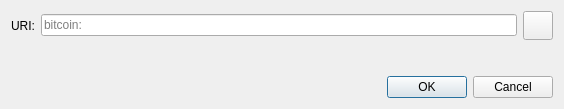
Old version of the form src/qt/forms/openuridialog.ui in the repository choikj7007-ai/croncoin-source.
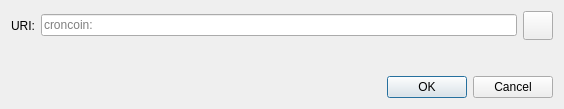
New version of the form. Icons and pictures are not drawn. Custom widgets are drawn as their Qt base class.

Commit message:
Rebrand all remaining Bitcoin references to CronCoin across entire codebase
- Replace bitcoin/Bitcoin/BITCOIN with croncoin/CronCoin/CRONCOIN in all
  source code, scripts, CI, documentation, and config files
- Rename files with bitcoin in their names (completions, tests, resources)
- Preserve secp256k1 external library as-is

Patch:
```diff
--- a/src/qt/forms/openuridialog.ui
+++ b/src/qt/forms/openuridialog.ui
@@ -26,7 +26,7 @@
      <item>
       <widget class="QValidatedLineEdit" name="uriEdit">
        <property name="placeholderText">
-        <string notr="true">bitcoin:</string>
+        <string notr="true">croncoin:</string>
        </property>
       </widget>
      </item>
```
Left out of the diff: 4 changed lines with no effect on the pictures. The commit also changes 2266 other files.
